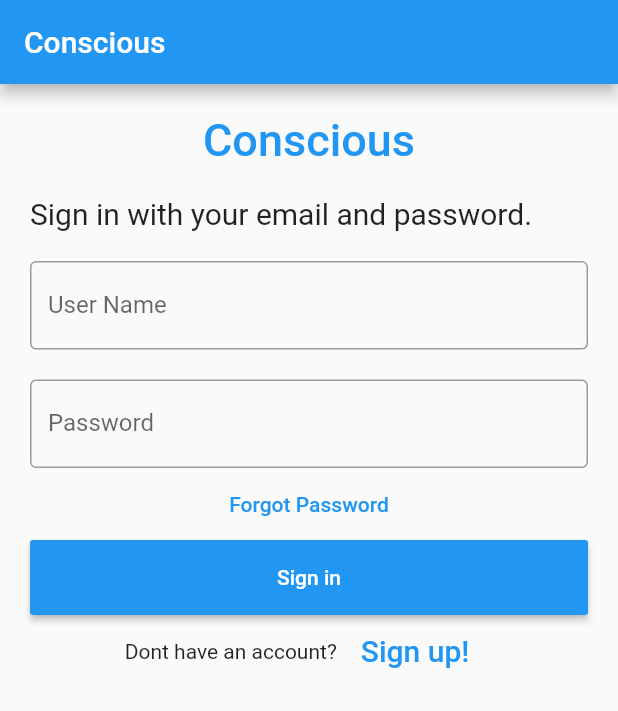
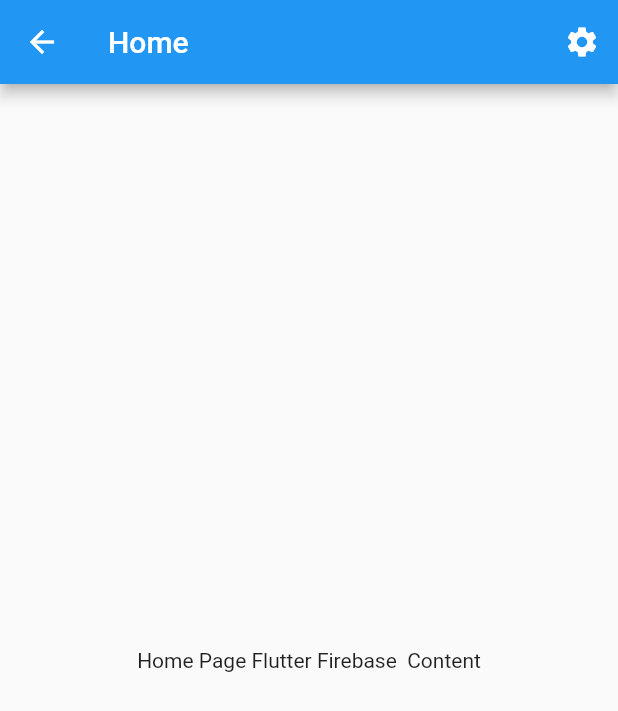
Before and after one commit to VictorElujinmi/conscious_app, a Flutter app: the screen it shows after launch, after a tap on "Sign in", on a phone screen of 412 x 824 dp. Shown: the top 711 px of the screen. Run offline on Flutter 3.47's test engine with Material 2 defaults, Android fonts, the phone set to English and light mode, and no system bars.

```diff
--- /dev/null
+++ b/lib/home_page.dart
@@ -0,0 +1,32 @@
+import 'package:flutter/material.dart';
+
+class HomePage extends StatefulWidget {
+  @override
+  _HomePageState createState() => _HomePageState();
+}
+
+class _HomePageState extends State<HomePage> {
+  @override
+  Widget build(BuildContext context) {
+    return  Scaffold(
+      appBar: AppBar(
+        title: Text("Home"),
+        actions:<Widget>[IconButton(
+          icon: Icon(
+            Icons.settings,
+            color: Colors.white,),
+          onPressed: () {
+            //ajhsdfjkasd
+          }
+
+        )
+
+        ]
+
+      ),
+      body: Center(
+        child: Text('Home Page Flutter Firebase  Content'),
+      ),
+    );
+  }
+}
--- a/lib/main.dart
+++ b/lib/main.dart
@@ -1,5 +1,5 @@
 import 'package:flutter/material.dart';
-import 'Sensor.dart';
+import 'home_page.dart';
 
 void main() {
   runApp(MaterialApp(
@@ -85,6 +85,8 @@ class _State extends State<MyApp> {
                       onPressed: () {
                         print(nameController.text);
                         print(passwordController.text);
+                        Navigator.push(context,MaterialPageRoute(builder: (context)=> HomePage()));
+
 
 
 
```
